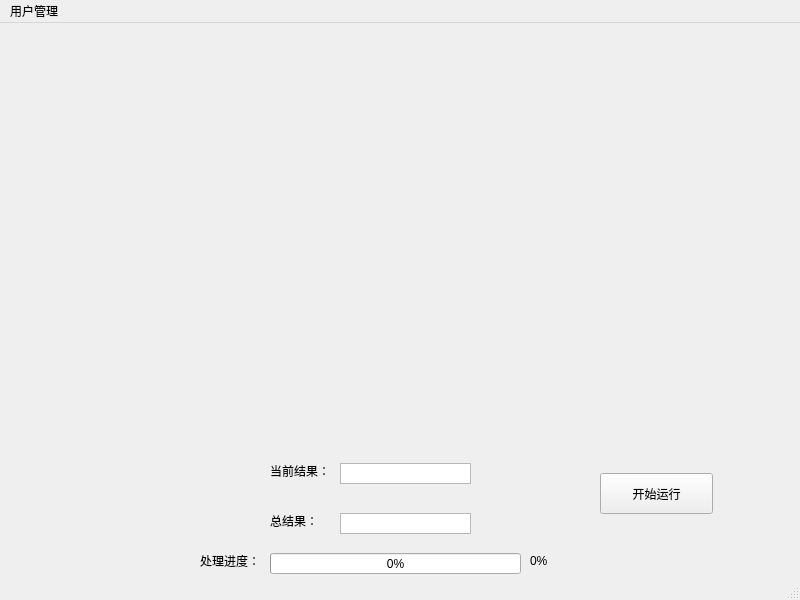
kanyuanzhi/pyqt-template, file MainWindow.ui: the form before one commit.
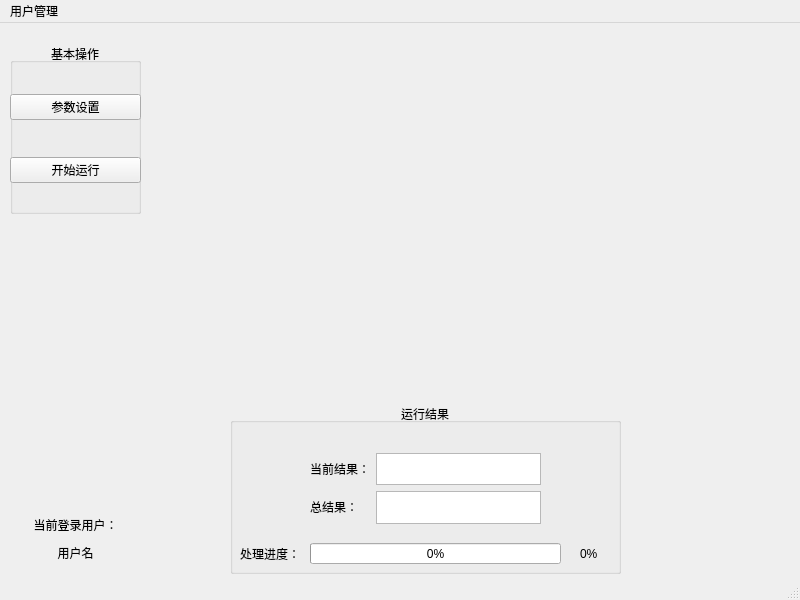
The form after the commit.

Commit message: 界面调整；添加用户功能；修改密码功能

What changed in the file:
```diff
--- a/MainWindow.ui
+++ b/MainWindow.ui
@@ -14,124 +14,189 @@
    <string>MainWindow</string>
   </property>
   <widget class="QWidget" name="centralwidget">
-   <widget class="QPushButton" name="pushButton">
+   <widget class="QGroupBox" name="groupBox">
     <property name="geometry">
      <rect>
-      <x>600</x>
-      <y>450</y>
-      <width>113</width>
-      <height>41</height>
-     </rect>
-    </property>
-    <property name="text">
-     <string>开始运行</string>
-    </property>
-   </widget>
-   <widget class="QProgressBar" name="progressBar">
-    <property name="geometry">
-     <rect>
-      <x>270</x>
-      <y>530</y>
-      <width>251</width>
-      <height>21</height>
-     </rect>
-    </property>
-    <property name="value">
-     <number>0</number>
-    </property>
-    <property name="textVisible">
-     <bool>true</bool>
-    </property>
-    <property name="invertedAppearance">
-     <bool>false</bool>
-    </property>
-   </widget>
-   <widget class="QLabel" name="label_2">
-    <property name="geometry">
-     <rect>
-      <x>200</x>
-      <y>530</y>
-      <width>60</width>
-      <height>16</height>
-     </rect>
-    </property>
-    <property name="text">
-     <string>处理进度：</string>
-    </property>
-   </widget>
-   <widget class="QLabel" name="label_progress">
-    <property name="geometry">
-     <rect>
-      <x>530</x>
-      <y>530</y>
-      <width>41</width>
-      <height>16</height>
-     </rect>
-    </property>
-    <property name="text">
-     <string>0%</string>
-    </property>
-   </widget>
-   <widget class="QTextBrowser" name="textBrowser_1">
-    <property name="geometry">
-     <rect>
-      <x>340</x>
-      <y>440</y>
+      <x>10</x>
+      <y>20</y>
       <width>131</width>
-      <height>21</height>
+      <height>171</height>
      </rect>
     </property>
-    <property name="verticalScrollBarPolicy">
-     <enum>Qt::ScrollBarAlwaysOff</enum>
+    <property name="title">
+     <string>基本操作</string>
     </property>
-    <property name="horizontalScrollBarPolicy">
-     <enum>Qt::ScrollBarAlwaysOff</enum>
+    <property name="alignment">
+     <set>Qt::AlignCenter</set>
     </property>
-    <property name="acceptRichText">
-     <bool>true</bool>
-    </property>
+    <widget class="QWidget" name="verticalLayoutWidget">
+     <property name="geometry">
+      <rect>
+       <x>0</x>
+       <y>20</y>
+       <width>131</width>
+       <height>151</height>
+      </rect>
+     </property>
+     <layout class="QVBoxLayout" name="verticalLayout">
+      <item>
+       <widget class="QPushButton" name="pushButton_2">
+        <property name="text">
+         <string>参数设置</string>
+        </property>
+       </widget>
+      </item>
+      <item>
+       <widget class="QPushButton" name="pushButton">
+        <property name="text">
+         <string>开始运行</string>
+        </property>
+       </widget>
+      </item>
+     </layout>
+    </widget>
    </widget>
-   <widget class="QLabel" name="label_3">
+   <widget class="QGroupBox" name="groupBox_2">
     <property name="geometry">
      <rect>
-      <x>270</x>
-      <y>440</y>
-      <width>60</width>
-      <height>16</height>
+      <x>230</x>
+      <y>380</y>
+      <width>391</width>
+      <height>171</height>
      </rect>
     </property>
-    <property name="text">
-     <string>当前结果：</string>
+    <property name="title">
+     <string>运行结果</string>
     </property>
-   </widget>
-   <widget class="QLabel" name="label_4">
-    <property name="geometry">
-     <rect>
-      <x>270</x>
-      <y>490</y>
-      <width>60</width>
-      <height>16</height>
-     </rect>
+    <property name="alignment">
+     <set>Qt::AlignCenter</set>
     </property>
-    <property name="text">
-     <string>总结果：</string>
-    </property>
+    <widget class="QWidget" name="formLayoutWidget">
+     <property name="geometry">
+      <rect>
+       <x>80</x>
+       <y>50</y>
+       <width>231</width>
+       <height>71</height>
+      </rect>
+     </property>
+     <layout class="QFormLayout" name="formLayout">
+      <item row="0" column="0">
+       <widget class="QLabel" name="label_3">
+        <property name="text">
+         <string>当前结果：</string>
+        </property>
+       </widget>
+      </item>
+      <item row="0" column="1">
+       <widget class="QTextBrowser" name="textBrowserCurrentResult">
+        <property name="verticalScrollBarPolicy">
+         <enum>Qt::ScrollBarAlwaysOff</enum>
+        </property>
+        <property name="horizontalScrollBarPolicy">
+         <enum>Qt::ScrollBarAlwaysOff</enum>
+        </property>
+        <property name="acceptRichText">
+         <bool>true</bool>
+        </property>
+       </widget>
+      </item>
+      <item row="1" column="0">
+       <widget class="QLabel" name="label_4">
+        <property name="text">
+         <string>总结果：</string>
+        </property>
+       </widget>
+      </item>
+      <item row="1" column="1">
+       <widget class="QTextBrowser" name="textBrowserTotalResult">
+        <property name="verticalScrollBarPolicy">
+         <enum>Qt::ScrollBarAlwaysOff</enum>
+        </property>
+        <property name="horizontalScrollBarPolicy">
+         <enum>Qt::ScrollBarAlwaysOff</enum>
+        </property>
+       </widget>
+      </item>
+     </layout>
+    </widget>
+    <widget class="QLabel" name="label_progress">
+     <property name="geometry">
+      <rect>
+       <x>350</x>
+       <y>140</y>
+       <width>41</width>
+       <height>21</height>
+      </rect>
+     </property>
+     <property name="text">
+      <string>0%</string>
+     </property>
+    </widget>
+    <widget class="QProgressBar" name="progressBar">
+     <property name="geometry">
+      <rect>
+       <x>80</x>
+       <y>140</y>
+       <width>251</width>
+       <height>21</height>
+      </rect>
+     </property>
+     <property name="value">
+      <number>0</number>
+     </property>
+     <property name="textVisible">
+      <bool>true</bool>
+     </property>
+     <property name="invertedAppearance">
+      <bool>false</bool>
+     </property>
+    </widget>
+    <widget class="QLabel" name="label_2">
+     <property name="geometry">
+      <rect>
+       <x>10</x>
+       <y>140</y>
+       <width>60</width>
+       <height>21</height>
+      </rect>
+     </property>
+     <property name="text">
+      <string>处理进度：</string>
+     </property>
+    </widget>
    </widget>
-   <widget class="QTextBrowser" name="textBrowser_2">
+   <widget class="QWidget" name="verticalLayoutWidget_2">
     <property name="geometry">
      <rect>
-      <x>340</x>
+      <x>10</x>
       <y>490</y>
       <width>131</width>
-      <height>21</height>
+      <height>51</height>
      </rect>
     </property>
-    <property name="verticalScrollBarPolicy">
-     <enum>Qt::ScrollBarAlwaysOff</enum>
-    </property>
-    <property name="horizontalScrollBarPolicy">
-     <enum>Qt::ScrollBarAlwaysOff</enum>
-    </property>
+    <layout class="QVBoxLayout" name="verticalLayout_2">
+     <item>
+      <widget class="QLabel" name="label">
+       <property name="text">
+        <string>当前登录用户：</string>
+       </property>
+       <property name="alignment">
+        <set>Qt::AlignCenter</set>
+       </property>
+      </widget>
+     </item>
+     <item>
+      <widget class="QLabel" name="label_current_user">
+       <property name="text">
+        <string>用户名</string>
+       </property>
+       <property name="alignment">
+        <set>Qt::AlignCenter</set>
+       </property>
+      </widget>
+     </item>
+    </layout>
    </widget>
   </widget>
   <widget class="QMenuBar" name="menubar">
```
Left out of the diff: 9 changed lines with no effect on the pictures. The commit also changes 10 other files.
